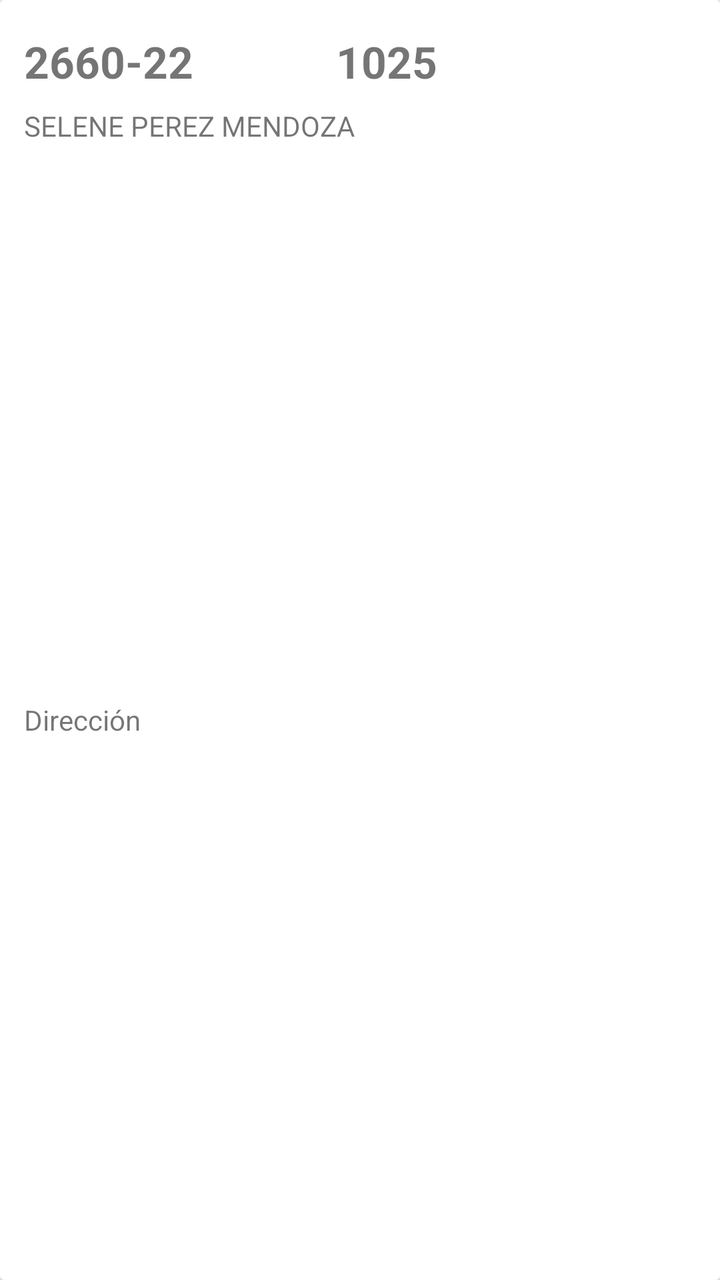
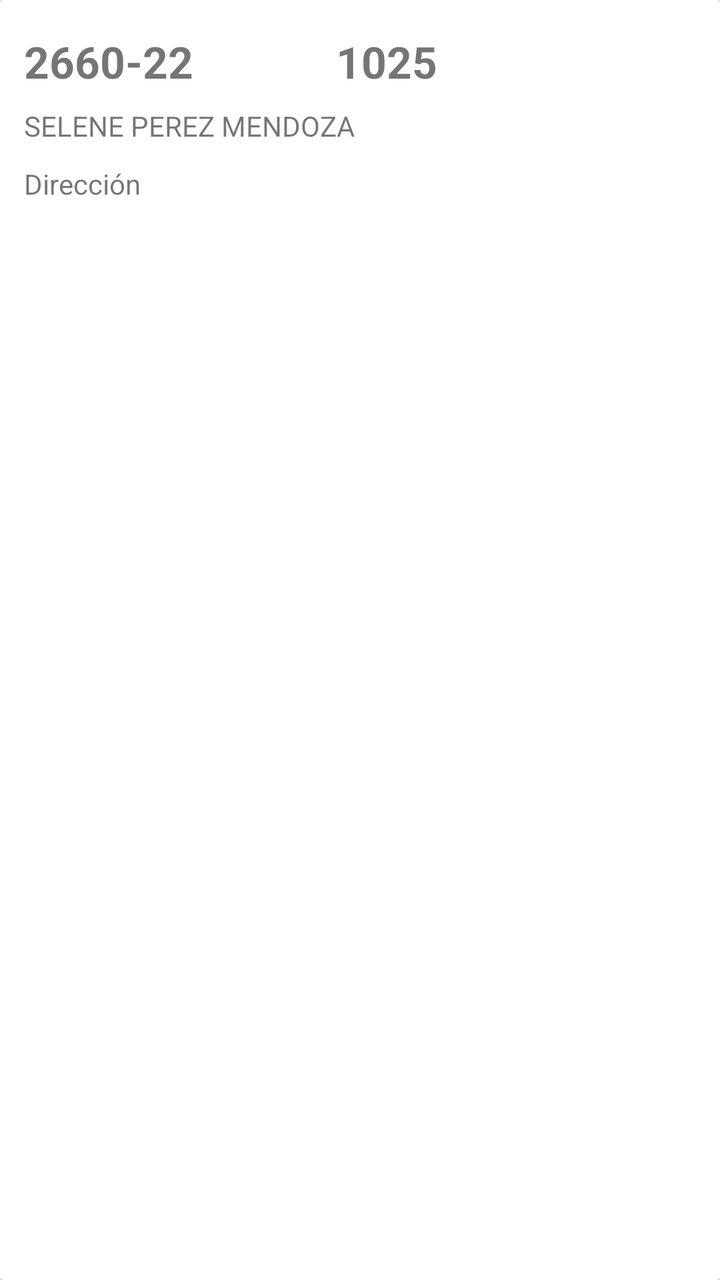

Compare the two renders of this Android layout. The source of the first and the diff that turns it into the second are given below.
<!-- AndroidManifest.xml: application theme AppTheme -->
<!-- res/layout/recycler_oq.xml -->
<?xml version="1.0" encoding="utf-8"?>
<android.support.v7.widget.CardView xmlns:android="http://schemas.android.com/apk/res/android"
    xmlns:app="http://schemas.android.com/apk/res-auto"
    xmlns:tools="http://schemas.android.com/tools"
    android:layout_width="match_parent"
    android:layout_height="wrap_content"
    android:layout_marginTop="20dp"
    android:elevation="80dp">

    <android.support.constraint.ConstraintLayout
        android:layout_width="match_parent"
        android:layout_height="match_parent"
        android:background="@drawable/disenio_recyclerview"
        android:paddingLeft="8dp"
        android:paddingRight="8dp">

        <TextView
            android:id="@+id/controla"
            android:layout_width="0dp"
            android:layout_height="111dp"
            app:layout_constraintEnd_toEndOf="parent"
            app:layout_constraintStart_toStartOf="parent"
            app:layout_constraintTop_toTopOf="parent" />

        <TextView
            android:id="@+id/tv_NContrato"
            android:layout_width="wrap_content"
            android:layout_height="wrap_content"
            android:layout_marginStart="4dp"
            android:layout_marginLeft="4dp"
            android:layout_marginTop="16dp"
            android:layout_marginEnd="8dp"
            android:layout_marginRight="8dp"
            android:text="2660-22"
            android:textSize="22dp"
            android:textStyle="bold"
            app:layout_constraintEnd_toEndOf="parent"
            app:layout_constraintHorizontal_bias="0.0"
            app:layout_constraintStart_toStartOf="parent"
            app:layout_constraintTop_toTopOf="parent" />

        <TextView
            android:id="@+id/tv_Nombre"
            android:layout_width="168dp"
            android:layout_height="21dp"
            android:layout_marginTop="8dp"
            android:ellipsize="end"
            android:maxLines="1"
            android:text="SELENE PEREZ MENDOZA"
            app:layout_constraintStart_toStartOf="@+id/tv_NContrato"
            app:layout_constraintTop_toBottomOf="@+id/tv_NContrato" />

        <TextView
            android:id="@+id/tv_NOrden"
            android:layout_width="wrap_content"
            android:layout_height="wrap_content"
            android:layout_marginStart="160dp"
            android:text="1025"
            android:textSize="22sp"
            android:textStyle="bold"
            app:layout_constraintBottom_toBottomOf="@+id/tv_NContrato"
            app:layout_constraintStart_toStartOf="parent"
            app:layout_constraintTop_toTopOf="@+id/tv_NContrato" />

        <TextView
            android:id="@+id/tv_estatus"
            android:layout_width="wrap_content"
            android:layout_height="wrap_content"
            android:layout_marginEnd="24dp"
            android:textSize="16dp"
            app:layout_constraintBottom_toBottomOf="@+id/tv_Nombre"
            app:layout_constraintEnd_toEndOf="parent"
            app:layout_constraintTop_toTopOf="@+id/tv_Nombre" />

        <TextView
            android:id="@+id/txt"
            android:layout_width="wrap_content"
            android:layout_height="wrap_content"
            android:layout_marginTop="5dp"
            android:layout_marginEnd="8dp"
            android:text="@string/direccion"
            app:layout_constraintBottom_toBottomOf="parent"
            app:layout_constraintEnd_toStartOf="@+id/tv_estatus"
            app:layout_constraintHorizontal_bias="0.0"
            app:layout_constraintStart_toStartOf="@+id/tv_Nombre"
            app:layout_constraintTop_toBottomOf="@+id/tv_Nombre" />

        <TextView
            android:id="@+id/id_direccion"
            android:layout_width="0dp"
            android:layout_height="15dp"
            android:layout_marginStart="16dp"
            android:layout_marginEnd="8dp"
            android:ellipsize="end"
            android:maxLines="1"
            app:layout_constraintBottom_toBottomOf="@+id/txt"
            app:layout_constraintEnd_toEndOf="parent"
            app:layout_constraintStart_toEndOf="@+id/txt"
            app:layout_constraintTop_toTopOf="@+id/txt" />

    </android.support.constraint.ConstraintLayout>
</android.support.v7.widget.CardView>
<!-- resources referenced by this layout -->
<resources>
  <!-- drawable disenio_recyclerview (drawable) -->
  <?xml version="1.0" encoding="utf-8"?>
  <shape xmlns:android="http://schemas.android.com/apk/res/android">
      <corners android:radius="8dp" />
      <solid android:color="#FFFFFF" />
  </shape>
  <string name="direccion">Dirección</string>
  <style name="AppTheme" parent="Theme.AppCompat.Light.DarkActionBar">
          
          <item name="colorPrimary">@color/colorPrimary</item>
          <item name="colorPrimaryDark">@color/colorPrimaryDark</item>
          <item name="colorAccent">@color/colorAccent</item>
          <item name="android:colorForeground">@android:color/background_dark</item>
      </style>
  <color name="colorPrimary">#0277BD</color>
  <color name="colorPrimaryDark">#004C8C</color>
  <color name="colorAccent">#0000FF</color>
</resources>

<!-- the commit's change to res/layout/recycler_oq.xml (unified diff, before → after) -->
@@ -16,8 +16,8 @@
 
         <TextView
             android:id="@+id/controla"
-            android:layout_width="0dp"
-            android:layout_height="111dp"
+            android:layout_width="match_parent"
+            android:layout_height="119dp"
             app:layout_constraintEnd_toEndOf="parent"
             app:layout_constraintStart_toStartOf="parent"
             app:layout_constraintTop_toTopOf="parent" />
@@ -76,10 +76,9 @@
             android:id="@+id/txt"
             android:layout_width="wrap_content"
             android:layout_height="wrap_content"
-            android:layout_marginTop="5dp"
+            android:layout_marginTop="8dp"
             android:layout_marginEnd="8dp"
             android:text="@string/direccion"
-            app:layout_constraintBottom_toBottomOf="parent"
             app:layout_constraintEnd_toStartOf="@+id/tv_estatus"
             app:layout_constraintHorizontal_bias="0.0"
             app:layout_constraintStart_toStartOf="@+id/tv_Nombre"
